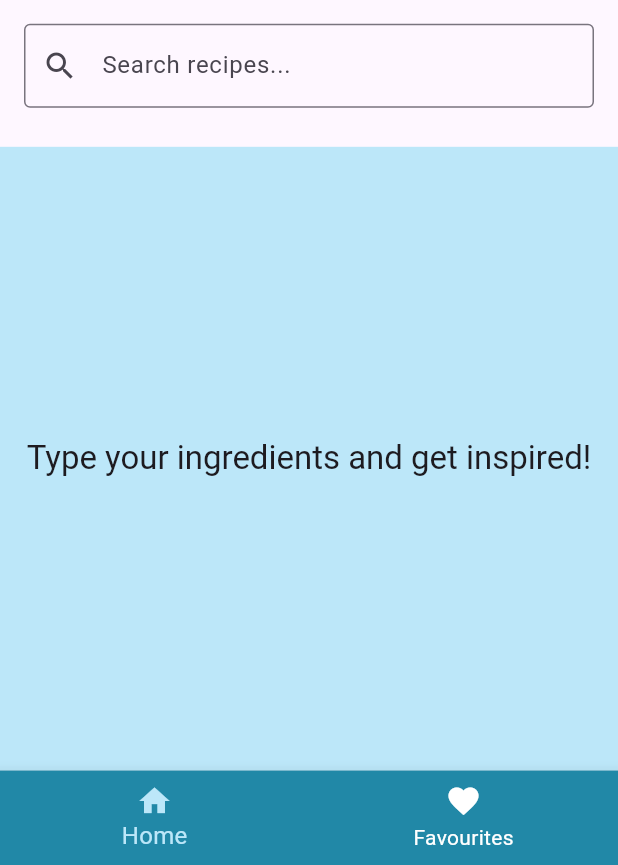
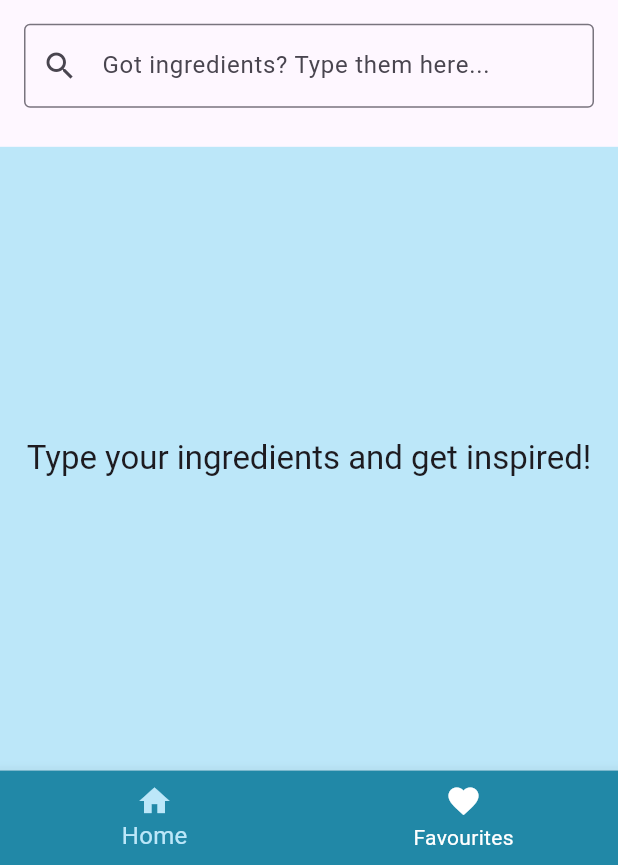
Before and after one commit to tarynJade/mobile-flutter-project, a Flutter app: the screen it shows after launch, on a phone screen of 412 x 824 dp, the part 371-1236 px from its top. Run offline on Flutter 3.47's test engine with Material 3 defaults, Android fonts, the phone set to English and light mode, and no system bars; our stand-ins replace shared_preferences.

Commit message:
feat: Update search bar hint text and error message for improved clarity

```diff
--- a/lib/widgets/search_bar.dart
+++ b/lib/widgets/search_bar.dart
@@ -17,7 +17,7 @@ class CustomSearchBar extends StatelessWidget {
       child: TextField(
         controller: controller,
         decoration: const InputDecoration(
-          hintText: 'Search recipes...',
+          hintText: 'Got ingredients? Type them here...',
           border: OutlineInputBorder(),
           prefixIcon: Icon(Icons.search),
         ),
@@ -25,7 +25,7 @@ class CustomSearchBar extends StatelessWidget {
           if (value.trim().isEmpty) {
             ScaffoldMessenger.of(context).showSnackBar(
               const SnackBar(
-                content: Text('Please enter a search term'),
+                content: Text('Please enter an ingredient in the search bar.'),
                 duration: Duration(seconds: 2),
               ),
             );
--- a/lib/widgets/search_results.dart
+++ b/lib/widgets/search_results.dart
@@ -1,6 +1,7 @@
 import 'package:flutter/material.dart';
 import '../models/recipe.dart';
 import '../widgets/recipe_card.dart';
+import '../widgets/error_message.dart';
 
 class SearchResultsView extends StatelessWidget {
   final List<Recipe> recipes;
@@ -24,11 +25,10 @@ class SearchResultsView extends StatelessWidget {
 
     if (recipes.isEmpty && hasSearched) {
       return Center(
-        child: Text(
-          errorMessage.isNotEmpty
+        child: ErrorMessage(
+          message: errorMessage.isNotEmpty
               ? 'Error: $errorMessage'
               : 'No recipes found. Try searching for other ingredients!',
-              style: TextStyle(color: Colors.red, fontSize: 16.0),
         ),
       );
     }
```
